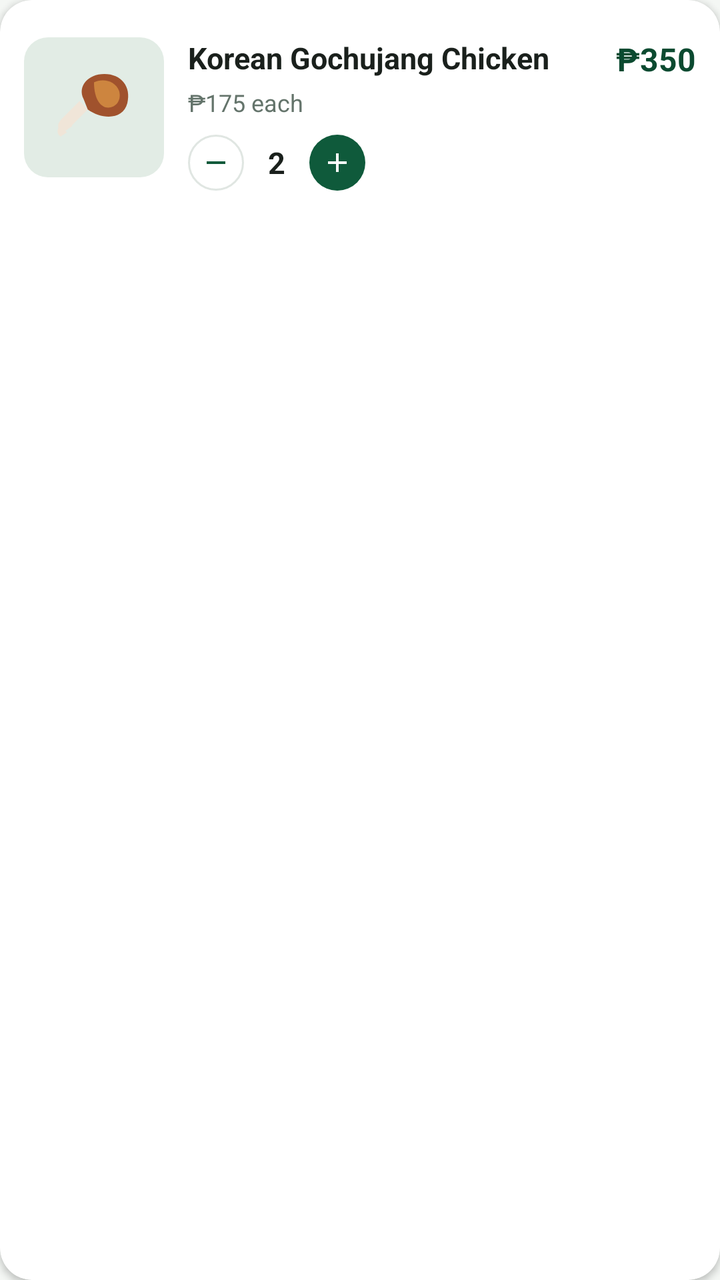
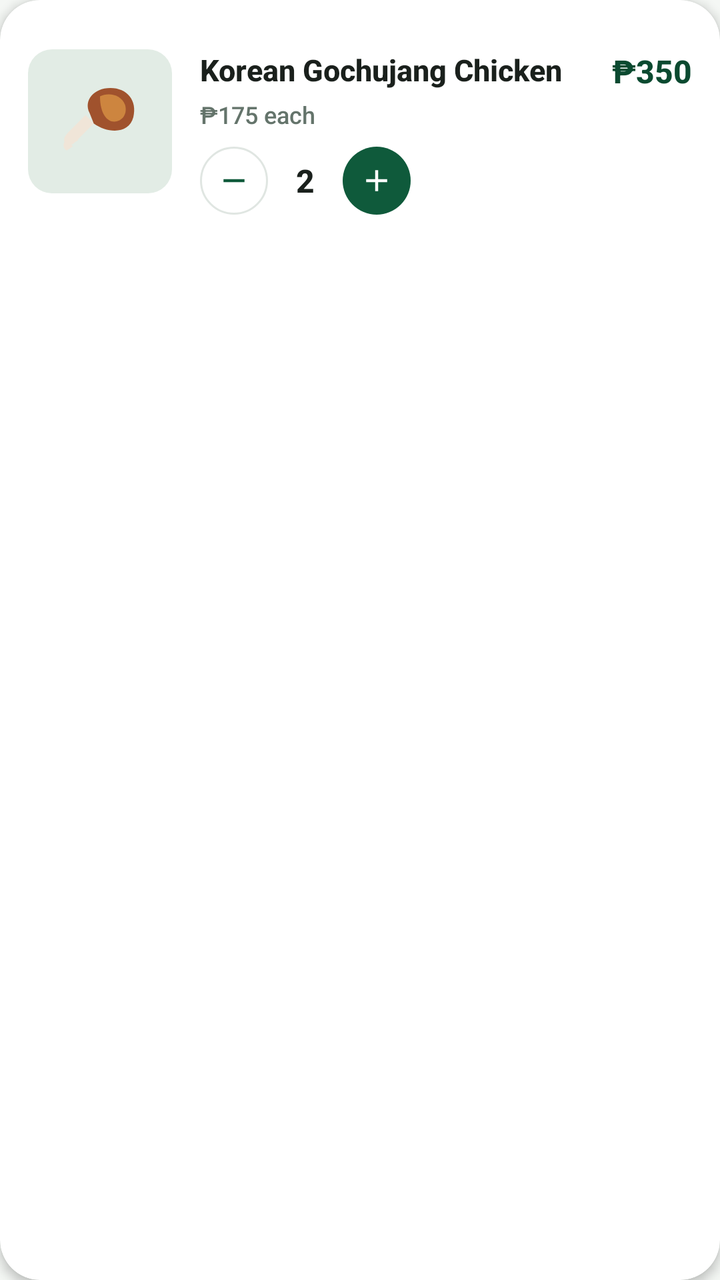

Before-and-after screenshots of an Android layout around one commit, followed by the original layout XML and the change that was made.
<!-- AndroidManifest.xml: application theme Theme.FoodOrderingSystem -->
<!-- res/layout/item_cart.xml -->
<?xml version="1.0" encoding="utf-8"?>
<androidx.cardview.widget.CardView xmlns:android="http://schemas.android.com/apk/res/android"
    xmlns:app="http://schemas.android.com/apk/res-auto"
    android:layout_width="match_parent"
    android:layout_height="wrap_content"
    android:layout_marginHorizontal="16dp"
    android:layout_marginVertical="8dp"
    app:cardCornerRadius="16dp"
    app:cardElevation="2dp"
    app:cardBackgroundColor="@color/white">

    <androidx.constraintlayout.widget.ConstraintLayout
        android:layout_width="match_parent"
        android:layout_height="wrap_content"
        android:padding="12dp">

        
        <FrameLayout
            android:id="@+id/fl_image"
            android:layout_width="70dp"
            android:layout_height="70dp"
            android:background="@drawable/bg_badge_green"
            app:layout_constraintBottom_toBottomOf="parent"
            app:layout_constraintStart_toStartOf="parent"
            app:layout_constraintTop_toTopOf="parent">

            <ImageView
                android:id="@+id/iv_food_image"
                android:layout_width="50dp"
                android:layout_height="50dp"
                android:layout_gravity="center"
                android:src="@drawable/ic_food_chicken" />
        </FrameLayout>

        
        <TextView
            android:id="@+id/tv_title"
            android:layout_width="0dp"
            android:layout_height="wrap_content"
            android:layout_marginStart="12dp"
            android:layout_marginEnd="8dp"
            android:ellipsize="end"
            android:maxLines="1"
            android:text="Korean Gochujang Chicken"
            android:textColor="@color/text_dark"
            android:textSize="15sp"
            android:textStyle="bold"
            app:layout_constraintEnd_toStartOf="@id/tv_total_price"
            app:layout_constraintStart_toEndOf="@id/fl_image"
            app:layout_constraintTop_toTopOf="@id/fl_image" />

        
        <TextView
            android:id="@+id/tv_unit_price"
            android:layout_width="wrap_content"
            android:layout_height="wrap_content"
            android:layout_marginStart="12dp"
            android:layout_marginTop="4dp"
            android:text="₱175 each"
            android:textColor="@color/text_secondary"
            android:textSize="12sp"
            app:layout_constraintStart_toEndOf="@id/fl_image"
            app:layout_constraintTop_toBottomOf="@id/tv_title" />

        
        <TextView
            android:id="@+id/tv_total_price"
            android:layout_width="wrap_content"
            android:layout_height="wrap_content"
            android:text="₱350"
            android:textColor="@color/primary_green_dark"
            android:textSize="16sp"
            android:textStyle="bold"
            app:layout_constraintEnd_toEndOf="parent"
            app:layout_constraintTop_toTopOf="@id/tv_title" />

        
        <LinearLayout
            android:layout_width="wrap_content"
            android:layout_height="wrap_content"
            android:layout_marginStart="12dp"
            android:layout_marginTop="8dp"
            android:gravity="center_vertical"
            android:orientation="horizontal"
            app:layout_constraintStart_toEndOf="@id/fl_image"
            app:layout_constraintTop_toBottomOf="@id/tv_unit_price">

            
            <ImageView
                android:id="@+id/btn_minus"
                android:layout_width="28dp"
                android:layout_height="28dp"
                android:background="@drawable/bg_secondary_button"
                android:clickable="true"
                android:focusable="true"
                android:padding="6dp"
                android:src="@drawable/ic_minus" />

            
            <TextView
                android:id="@+id/tv_quantity"
                android:layout_width="wrap_content"
                android:layout_height="wrap_content"
                android:layout_marginHorizontal="12dp"
                android:text="2"
                android:textColor="@color/text_dark"
                android:textSize="15sp"
                android:textStyle="bold" />

            
            <ImageView
                android:id="@+id/btn_plus"
                android:layout_width="28dp"
                android:layout_height="28dp"
                android:background="@drawable/bg_primary_button"
                android:clickable="true"
                android:focusable="true"
                android:padding="6dp"
                android:src="@drawable/ic_plus" />
        </LinearLayout>

    </androidx.constraintlayout.widget.ConstraintLayout>
</androidx.cardview.widget.CardView>
<!-- resources referenced by this layout -->
<resources>
  <color name="primary_green_dark">#0B4A30</color>
  <color name="text_dark">#1A201C</color>
  <color name="text_secondary">#64746B</color>
  <color name="white">#FFFFFFFF</color>
  <!-- drawable bg_badge_green (drawable) -->
  <?xml version="1.0" encoding="utf-8"?>
  <shape xmlns:android="http://schemas.android.com/apk/res/android">
      <solid android:color="#E2ECE5" />
      <corners android:radius="12dp" />
  </shape>
  <!-- drawable bg_primary_button (drawable) -->
  <?xml version="1.0" encoding="utf-8"?>
  <shape xmlns:android="http://schemas.android.com/apk/res/android">
      <solid android:color="#0F5A3B" />
      <corners android:radius="24dp" />
  </shape>
  <!-- drawable bg_secondary_button (drawable) -->
  <?xml version="1.0" encoding="utf-8"?>
  <shape xmlns:android="http://schemas.android.com/apk/res/android">
      <solid android:color="#FFFFFF" />
      <corners android:radius="24dp" />
      <stroke
          android:width="1dp"
          android:color="#E0E6E2" />
  </shape>
  <!-- drawable ic_food_chicken (drawable) -->
  <vector xmlns:android="http://schemas.android.com/apk/res/android"
      android:width="96dp"
      android:height="96dp"
      android:viewportWidth="96"
      android:viewportHeight="96">
      
      <path
          android:fillColor="#F0E5D8"
          android:pathData="M24,68 C20,72 16,72 14,68 C12,64 16,60 20,56 L34,42 L42,50 L28,64 C26,66 28,66 24,68 Z"/>
      <path
          android:fillColor="#F0E5D8"
          android:pathData="M16,76 C12,74 12,68 16,66 L22,72 Z"/>
      
      <path
          android:fillColor="#A0522D"
          android:pathData="M38,40 C32,28 42,16 58,16 C74,16 84,28 80,44 C76,60 56,60 42,50 Z"/>
      
      <path
          android:fillColor="#CD853F"
          android:pathData="M48,24 C56,20 68,22 72,32 C74,38 72,46 64,48 C56,50 48,42 48,24 Z"/>
  </vector>
  <!-- drawable ic_minus (drawable) -->
  <vector xmlns:android="http://schemas.android.com/apk/res/android"
      android:width="24dp"
      android:height="24dp"
      android:viewportWidth="24"
      android:viewportHeight="24">
      <path
          android:fillColor="#0F5A3B"
          android:pathData="M19,13H5v-2h14v2z"/>
  </vector>
  <!-- drawable ic_plus (drawable) -->
  <vector xmlns:android="http://schemas.android.com/apk/res/android"
      android:width="24dp"
      android:height="24dp"
      android:viewportWidth="24"
      android:viewportHeight="24">
      <path
          android:fillColor="#FFFFFF"
          android:pathData="M19,13h-6v6h-2v-6H5v-2h6V5h2v6h6v2z"/>
  </vector>
  <style name="Theme.FoodOrderingSystem" parent="Base.Theme.FoodOrderingSystem" />
  <style name="Base.Theme.FoodOrderingSystem" parent="Theme.Material3.DayNight.NoActionBar">
          <item name="colorPrimary">@color/primary_green</item>
          <item name="colorOnPrimary">@color/white</item>
          <item name="android:windowBackground">@color/bg_screen</item>
          <item name="android:statusBarColor">@color/bg_screen</item>
          <item name="android:windowLightStatusBar">true</item>
      </style>
  <color name="primary_green">#0F5A3B</color>
  <color name="bg_screen">#F4F7F4</color>
</resources>

<!-- the commit's change to res/layout/item_cart.xml (unified diff, before → after) -->
@@ -5,20 +5,21 @@
     android:layout_height="wrap_content"
     android:layout_marginHorizontal="16dp"
     android:layout_marginVertical="8dp"
-    app:cardCornerRadius="16dp"
-    app:cardElevation="2dp"
+    app:cardCornerRadius="20dp"
+    app:cardElevation="3dp"
     app:cardBackgroundColor="@color/white">
 
     <androidx.constraintlayout.widget.ConstraintLayout
         android:layout_width="match_parent"
         android:layout_height="wrap_content"
-        android:padding="12dp">
+        android:padding="14dp">
 
+        
         
         <FrameLayout
             android:id="@+id/fl_image"
-            android:layout_width="70dp"
-            android:layout_height="70dp"
+            android:layout_width="72dp"
+            android:layout_height="72dp"
             android:background="@drawable/bg_badge_green"
             app:layout_constraintBottom_toBottomOf="parent"
             app:layout_constraintStart_toStartOf="parent"
@@ -37,7 +38,7 @@
             android:id="@+id/tv_title"
             android:layout_width="0dp"
             android:layout_height="wrap_content"
-            android:layout_marginStart="12dp"
+            android:layout_marginStart="14dp"
             android:layout_marginEnd="8dp"
             android:ellipsize="end"
             android:maxLines="1"
@@ -54,7 +55,7 @@
             android:id="@+id/tv_unit_price"
             android:layout_width="wrap_content"
             android:layout_height="wrap_content"
-            android:layout_marginStart="12dp"
+            android:layout_marginStart="14dp"
             android:layout_marginTop="4dp"
             android:text="₱175 each"
             android:textColor="@color/text_secondary"
@@ -75,10 +76,11 @@
             app:layout_constraintTop_toTopOf="@id/tv_title" />
 
         
+        
         <LinearLayout
             android:layout_width="wrap_content"
             android:layout_height="wrap_content"
-            android:layout_marginStart="12dp"
+            android:layout_marginStart="14dp"
             android:layout_marginTop="8dp"
             android:gravity="center_vertical"
             android:orientation="horizontal"
@@ -88,12 +90,12 @@
             
             <ImageView
                 android:id="@+id/btn_minus"
-                android:layout_width="28dp"
-                android:layout_height="28dp"
+                android:layout_width="34dp"
+                android:layout_height="34dp"
                 android:background="@drawable/bg_secondary_button"
                 android:clickable="true"
                 android:focusable="true"
-                android:padding="6dp"
+                android:padding="8dp"
                 android:src="@drawable/ic_minus" />
 
             
@@ -101,21 +103,21 @@
                 android:id="@+id/tv_quantity"
                 android:layout_width="wrap_content"
                 android:layout_height="wrap_content"
-                android:layout_marginHorizontal="12dp"
+                android:layout_marginHorizontal="14dp"
                 android:text="2"
                 android:textColor="@color/text_dark"
-                android:textSize="15sp"
+                android:textSize="16sp"
                 android:textStyle="bold" />
 
             
             <ImageView
                 android:id="@+id/btn_plus"
-                android:layout_width="28dp"
-                android:layout_height="28dp"
+                android:layout_width="34dp"
+                android:layout_height="34dp"
                 android:background="@drawable/bg_primary_button"
                 android:clickable="true"
                 android:focusable="true"
-                android:padding="6dp"
+                android:padding="8dp"
                 android:src="@drawable/ic_plus" />
         </LinearLayout>
 
<!-- resource entries referenced after the edit -->
@@ -74,6 +74,9 @@
           <item name="android:windowBackground">@color/bg_screen</item>
           <item name="android:statusBarColor">@color/bg_screen</item>
           <item name="android:windowLightStatusBar">true</item>
+          
+          <item name="android:overScrollMode">never</item>
+          <item name="android:fontFamily">sans-serif-medium</item>
       </style>
   <color name="primary_green">#0F5A3B</color>
   <color name="bg_screen">#F4F7F4</color>
